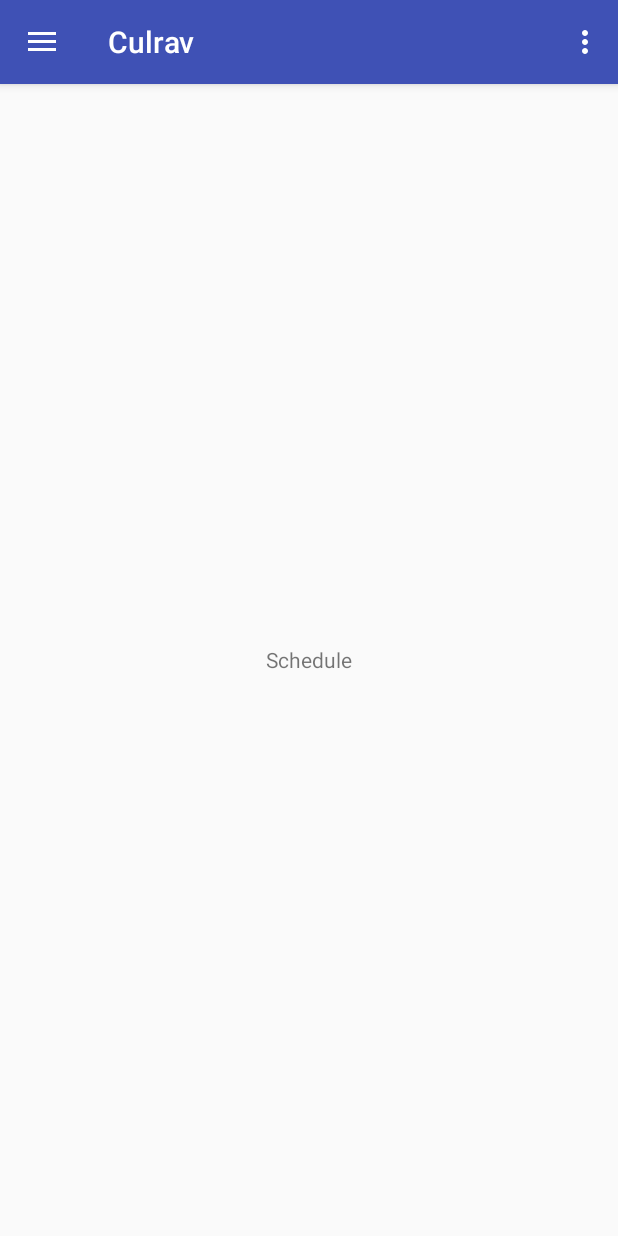
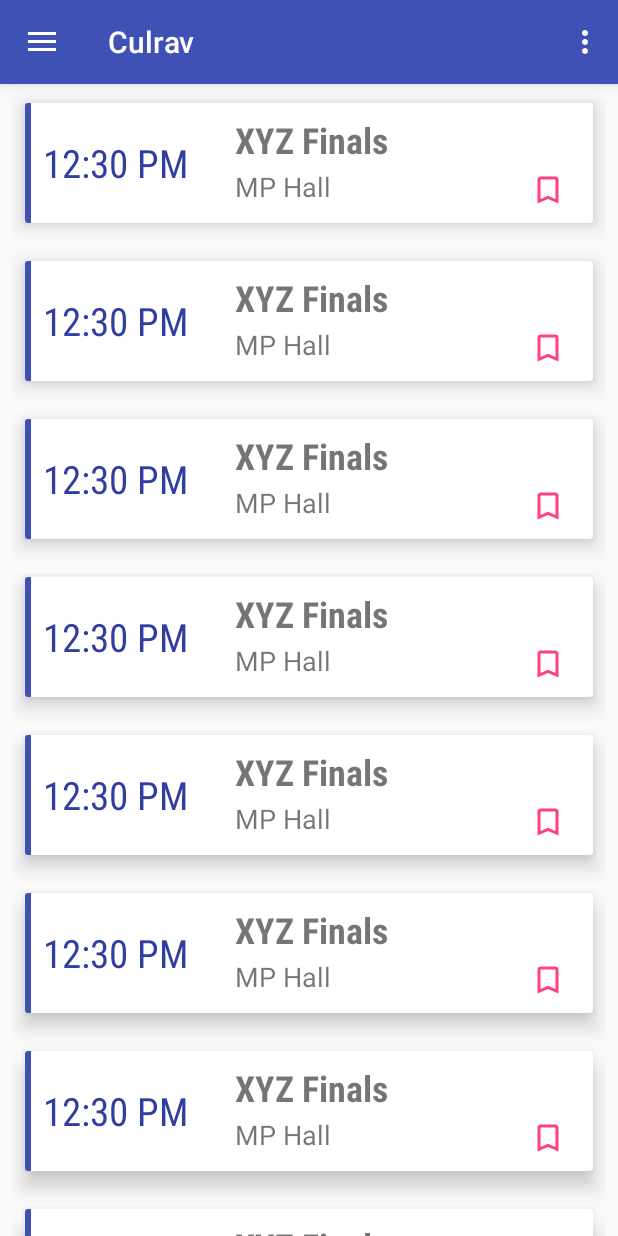
Before and after one commit to arpitvjaiswal/Culrav_2014_Updated, an Android app: the screen it shows after launch (HomeActivity), in the side drawer, after a tap on "Schedule", on a phone screen of 412 x 824 dp. Run offline under Robolectric (Android 15) with nearby library versions, the phone set to English and light mode, and no system bars.

Commit message:
Add template recycler layout to Schedule menu

```diff
--- /dev/null
+++ b/app/src/main/java/mnnit/arpitjaiswal/culrav/y14/adapter/ScheduleAdapter.java
@@ -0,0 +1,39 @@
+package mnnit.arpitjaiswal.culrav.y14.adapter;
+
+import android.support.v7.widget.RecyclerView;
+import android.view.LayoutInflater;
+import android.view.View;
+import android.view.ViewGroup;
+
+import mnnit.arpitjaiswal.culrav.y14.R;
+
+
+public class ScheduleAdapter extends RecyclerView.Adapter<ScheduleAdapter.ViewHolder> {
+
+    @Override
+    public ScheduleAdapter.ViewHolder onCreateViewHolder(ViewGroup parent, int viewType) {
+        View view = LayoutInflater.from(parent.getContext())
+                .inflate(R.layout.layout_schedule_item, parent, false);
+        return new ViewHolder(view);
+    }
+
+    public ScheduleAdapter() {
+
+    }
+
+    @Override
+    public void onBindViewHolder(ScheduleAdapter.ViewHolder holder, int position) {
+
+    }
+
+    @Override
+    public int getItemCount() {
+        return 30;
+    }
+
+    class ViewHolder extends RecyclerView.ViewHolder {
+        ViewHolder(View itemView) {
+            super(itemView);
+        }
+    }
+}
--- a/app/src/main/java/mnnit/arpitjaiswal/culrav/y14/navigation/ScheduleFragment.java
+++ b/app/src/main/java/mnnit/arpitjaiswal/culrav/y14/navigation/ScheduleFragment.java
@@ -2,11 +2,14 @@ package mnnit.arpitjaiswal.culrav.y14.navigation;
 
 import android.os.Bundle;
 import android.support.v4.app.Fragment;
+import android.support.v7.widget.LinearLayoutManager;
+import android.support.v7.widget.RecyclerView;
 import android.view.LayoutInflater;
 import android.view.View;
 import android.view.ViewGroup;
 
 import mnnit.arpitjaiswal.culrav.y14.R;
+import mnnit.arpitjaiswal.culrav.y14.adapter.ScheduleAdapter;
 
 public class ScheduleFragment extends Fragment {
 
@@ -21,7 +24,22 @@ public class ScheduleFragment extends Fragment {
     public View onCreateView(LayoutInflater inflater, ViewGroup container,
                              Bundle savedInstanceState) {
         // Inflate the layout for this fragment
-        return inflater.inflate(R.layout.fragment_schedule, container, false);
+        View view = inflater.inflate(R.layout.fragment_schedule, container, false);
+
+        setupScheduleList((RecyclerView) view.findViewById(R.id.schedule_list));
+
+        return view;
     }
 
+    private void setupScheduleList(RecyclerView recyclerView) {
+        // use a linear layout manager
+        RecyclerView.LayoutManager layoutManager =
+                new LinearLayoutManager(getContext());
+        recyclerView.setLayoutManager(layoutManager);
+
+        recyclerView.setAdapter(new ScheduleAdapter());
+        recyclerView.setHasFixedSize(true);
+    }
+
+
 }
--- /dev/null
+++ b/app/src/main/res/drawable/ic_bookmark_black_24dp.xml
@@ -0,0 +1,9 @@
+<vector xmlns:android="http://schemas.android.com/apk/res/android"
+    android:width="24dp"
+    android:height="24dp"
+    android:viewportWidth="24.0"
+    android:viewportHeight="24.0">
+    <path
+        android:fillColor="#FF000000"
+        android:pathData="M17,3H7c-1.1,0 -1.99,0.9 -1.99,2L5,21l7,-3 7,3V5c0,-1.1 -0.9,-2 -2,-2z" />
+</vector>
--- /dev/null
+++ b/app/src/main/res/drawable/ic_bookmark_border_black_24dp.xml
@@ -0,0 +1,9 @@
+<vector xmlns:android="http://schemas.android.com/apk/res/android"
+    android:width="24dp"
+    android:height="24dp"
+    android:viewportWidth="24.0"
+    android:viewportHeight="24.0">
+    <path
+        android:fillColor="#FF000000"
+        android:pathData="M17,3L7,3c-1.1,0 -1.99,0.9 -1.99,2L5,21l7,-3 7,3L19,5c0,-1.1 -0.9,-2 -2,-2zM17,18l-5,-2.18L7,18L7,5h10v13z" />
+</vector>
--- /dev/null
+++ b/app/src/main/res/drawable/selector_bookmarks.xml
@@ -0,0 +1,7 @@
+<?xml version="1.0" encoding="utf-8"?>
+<selector xmlns:android="http://schemas.android.com/apk/res/android">
+    <item android:drawable="@drawable/ic_bookmark_black_24dp" android:state_pressed="true" /> <!-- pressed -->
+    <item android:drawable="@drawable/ic_bookmark_black_24dp" android:state_focused="true" /> <!-- focused -->
+    <item android:drawable="@drawable/ic_bookmark_black_24dp" android:state_hovered="true" /> <!-- hovered -->
+    <item android:drawable="@drawable/ic_bookmark_border_black_24dp" /> <!-- default -->
+</selector>
--- a/app/src/main/res/layout/fragment_schedule.xml
+++ b/app/src/main/res/layout/fragment_schedule.xml
@@ -1,13 +1,7 @@
-<FrameLayout xmlns:android="http://schemas.android.com/apk/res/android"
-    xmlns:tools="http://schemas.android.com/tools"
+<android.support.v7.widget.RecyclerView xmlns:android="http://schemas.android.com/apk/res/android"
+    android:id="@+id/schedule_list"
     android:layout_width="match_parent"
     android:layout_height="match_parent"
-    tools:context="mnnit.arpitjaiswal.culrav.y14.navigation.ScheduleFragment">
-
-    <TextView
-        android:layout_width="match_parent"
-        android:layout_height="match_parent"
-        android:gravity="center"
-        android:text="@string/nav_menu_schedule" />
-
-</FrameLayout>
+    android:paddingLeft="8dp"
+    android:paddingRight="8dp"
+    android:orientation="vertical" />
--- /dev/null
+++ b/app/src/main/res/layout/layout_schedule_item.xml
@@ -0,0 +1,74 @@
+<?xml version="1.0" encoding="utf-8"?>
+<android.support.v7.widget.CardView xmlns:android="http://schemas.android.com/apk/res/android"
+    xmlns:app="http://schemas.android.com/apk/res-auto"
+    android:id="@+id/schedule_item"
+    android:layout_width="match_parent"
+    android:layout_height="wrap_content"
+    android:clickable="true"
+    android:foreground="?android:attr/selectableItemBackground"
+    app:cardElevation="@dimen/card_elevation"
+    app:cardUseCompatPadding="true">
+
+    <RelativeLayout
+        android:id="@+id/schedule_item_layout"
+        android:layout_width="match_parent"
+        android:layout_height="80dp">
+
+        <View
+            android:layout_width="4dp"
+            android:layout_height="match_parent"
+            android:layout_alignParentStart="true"
+            android:background="@color/colorPrimary" />
+
+        <TextView
+            android:id="@+id/schedule_item_time"
+            android:layout_width="120dp"
+            android:layout_height="match_parent"
+            android:layout_marginStart="4dp"
+            android:layout_marginEnd="@dimen/activity_horizontal_margin"
+            android:fontFamily="sans-serif-condensed"
+            android:gravity="center_vertical"
+            android:paddingStart="@dimen/team_card_text_padding"
+            android:paddingEnd="@dimen/team_card_text_padding"
+            android:text="12:30 PM"
+            android:textAppearance="@style/TextAppearance.AppCompat.Title"
+            android:textColor="@color/colorPrimaryDark"
+            android:textSize="26sp" />
+
+        <TextView
+            android:id="@+id/schedule_item_event"
+            android:layout_width="match_parent"
+            android:layout_height="40dp"
+            android:layout_toEndOf="@id/schedule_item_time"
+            android:fontFamily="sans-serif-condensed"
+            android:gravity="center_vertical"
+            android:paddingTop="8dp"
+            android:text="XYZ Finals"
+            android:textSize="24sp"
+            android:textStyle="bold" />
+
+        <TextView
+            android:id="@+id/schedule_item_location"
+            android:layout_width="match_parent"
+            android:layout_height="40dp"
+            android:layout_below="@id/schedule_item_event"
+            android:layout_toEndOf="@id/schedule_item_time"
+            android:gravity="center_vertical"
+            android:paddingBottom="8dp"
+            android:text="MP Hall"
+            android:textSize="18sp" />
+
+        <ImageButton
+            android:layout_width="44dp"
+            android:layout_height="44dp"
+            android:layout_alignParentBottom="true"
+            android:layout_alignParentEnd="true"
+            android:layout_marginEnd="8dp"
+            android:background="#fff"
+            android:contentDescription="@null"
+            android:src="@drawable/selector_bookmarks"
+            android:tint="@color/colorAccent" />
+
+    </RelativeLayout>
+
+</android.support.v7.widget.CardView>
--- a/app/src/main/res/values/dimens.xml
+++ b/app/src/main/res/values/dimens.xml
@@ -15,4 +15,5 @@
     <dimen name="team_card_name_size">34sp</dimen>
     <dimen name="team_card_designation_size">18sp</dimen>
     <dimen name="team_card_text_padding">8dp</dimen>
+    <dimen name="schedule_card_left_indicator">2dp</dimen>
 </resources>
```
